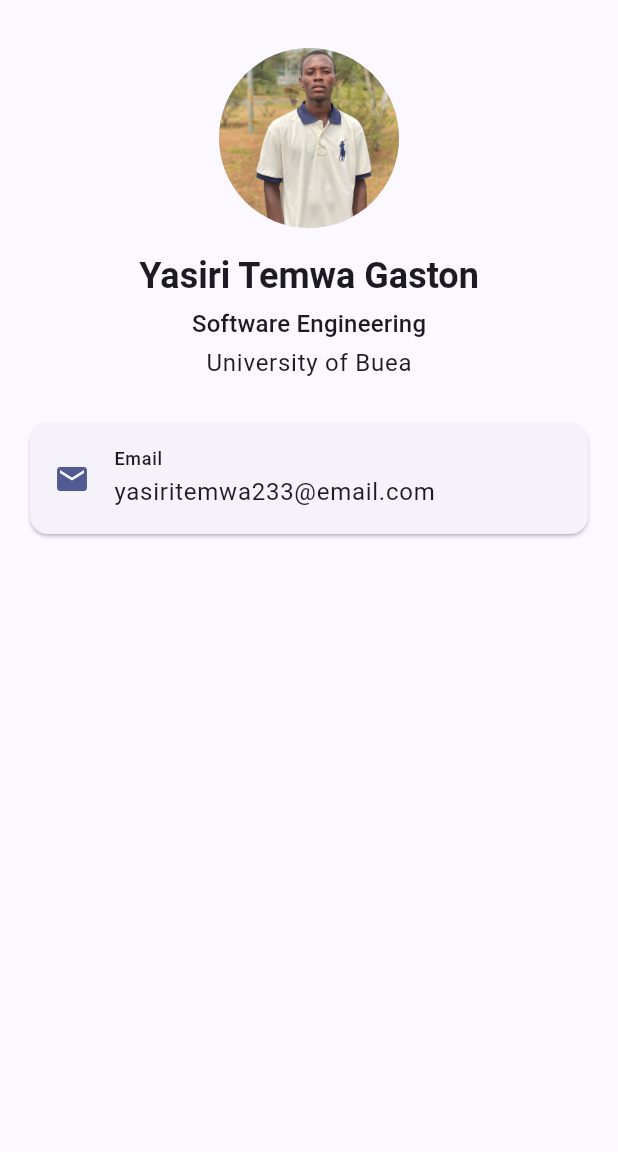
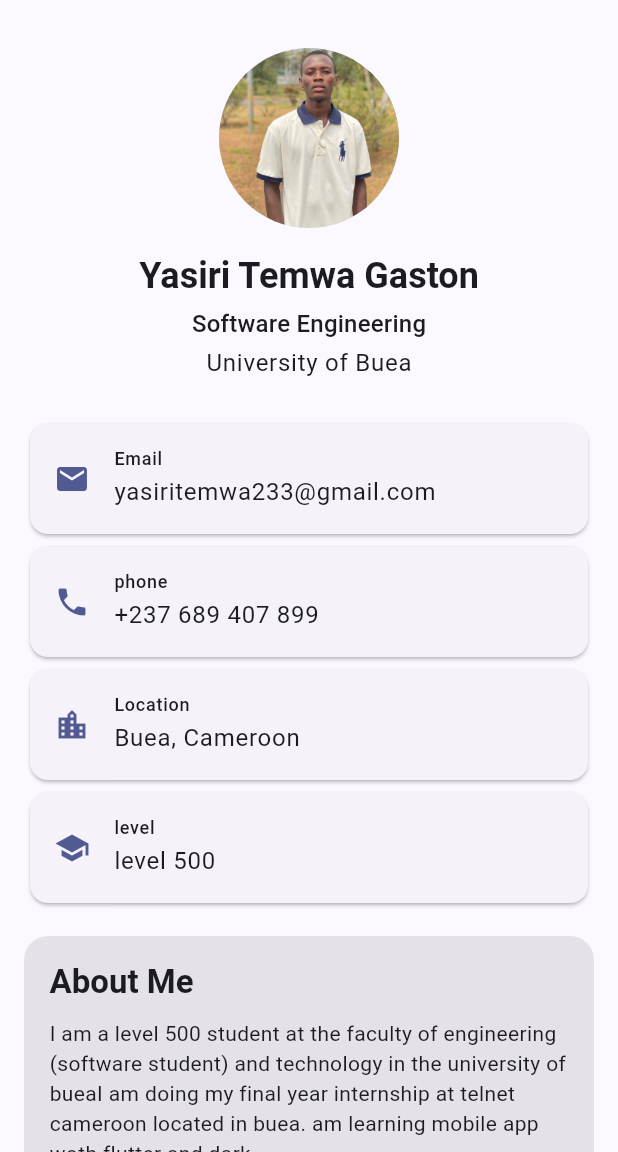
Before and after one commit to yasiritemwa/student-profile, a Flutter app: the screen it shows after launch, on a phone screen of 412 x 824 dp, the part 84-1236 px from its top. Run offline on Flutter 3.47's test engine with Material 3 defaults, Android fonts, the phone set to English and light mode, and no system bars.

Commit message:
icons and about me

```diff
--- a/lib/main.dart
+++ b/lib/main.dart
@@ -61,34 +61,52 @@ class ProfileScreen extends StatelessWidget {
                 style: Theme.of(context).textTheme.bodyLarge,
               ),
               const SizedBox(height: 24),
-              Card(
-                child: Padding(
-                  padding: const EdgeInsets.all(16),
-                  child: Row(
-                    children: [
-                      Icon(
-                        Icons.email,
-                        color: Theme.of(context).colorScheme.primary,
+              // ADDED: the email card, using our reusable InfoCard
+              const InfoCard(
+                icon: Icons.email,
+                label: 'Email',
+                value: 'yasiritemwa233@gmail.com',
               ),
-                      const SizedBox(width: 16),
-                      Expanded(
+            const InfoCard(
+                icon: Icons.phone,
+                label: 'phone',
+                value: '+237 689 407 899',
+              ),
+              const InfoCard(
+                icon: Icons.location_city,
+                label: 'Location',
+                value: 'Buea, Cameroon',
+              ),
+              const InfoCard(
+                icon: Icons.school,
+                label:'level',
+                value:'level 500',
+              ),
+              // about me
+              const SizedBox(height:18),
+              Container(
+                width: double.infinity,
+                padding: const EdgeInsets.all(17),
+                decoration: BoxDecoration(
+
+                  color:Theme.of(context).colorScheme.surfaceContainerHighest,
+                  borderRadius: BorderRadius.circular(16),
+                ),
                 child: Column(
                   crossAxisAlignment: CrossAxisAlignment.start,
-                          children: [
+                  children:[
                     Text(
-                              'Email',
-                              style: Theme.of(context).textTheme.labelMedium,
+                      'About Me',
+                      style: Theme.of(context).textTheme.titleLarge?.copyWith(
+                        fontWeight: FontWeight.bold,
                       ),
-                            const SizedBox(height: 2),
-                            Text(
-                              'yasiritemwa233@email.com',
-                              style: Theme.of(context).textTheme.bodyLarge,
+                    ),
+                  const SizedBox(height: 10),
+                  const Text(
+                    'I am a level 500 student at the faculty of engineering (software student) and technology in the university of buea'
+                    'I am doing my final year internship at telnet cameroon located in buea. am learning mobile app woth flutter and dark'
                 ),
                   ],
-                        ),
-                      ),
-                    ],
-                  ),
                 ),
               ),
             ],
@@ -98,3 +116,42 @@ class ProfileScreen extends StatelessWidget {
     );
   }
 }
+
+// ADDED: reusable card widget (outside ProfileScreen, at the bottom)
+class InfoCard extends StatelessWidget {
+  const InfoCard({
+    super.key,
+    required this.icon,
+    required this.label,
+    required this.value,
+  });
+
+  final IconData icon;
+  final String label;
+  final String value;
+
+  @override
+  Widget build(BuildContext context) {
+    return Card(
+      child: Padding(
+        padding: const EdgeInsets.all(16),
+        child: Row(
+          children: [
+            Icon(icon, color: Theme.of(context).colorScheme.primary),
+            const SizedBox(width: 16),
+            Expanded(
+              child: Column(
+                crossAxisAlignment: CrossAxisAlignment.start,
+                children: [
+                  Text(label, style: Theme.of(context).textTheme.labelMedium),
+                  const SizedBox(height: 2),
+                  Text(value, style: Theme.of(context).textTheme.bodyLarge),
+                ],
+              ),
+            ),
+          ],
+        ),
+      ),
+    );
+  }
+}
```
Lines whose indentation alone changed are shown as unchanged.
